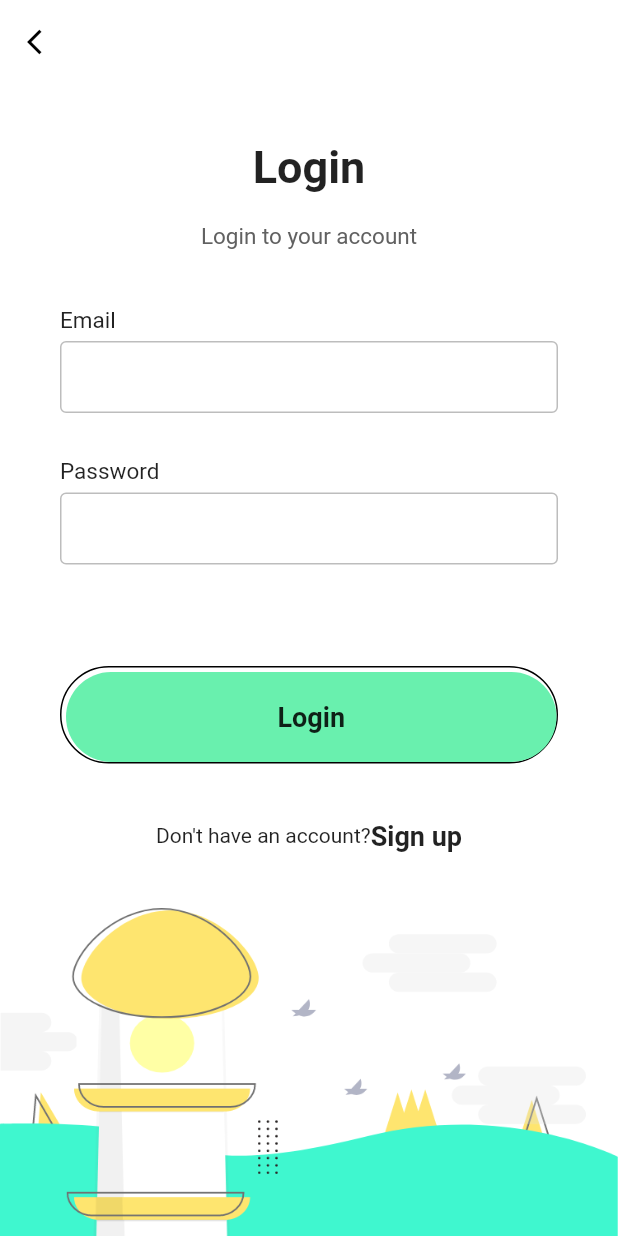
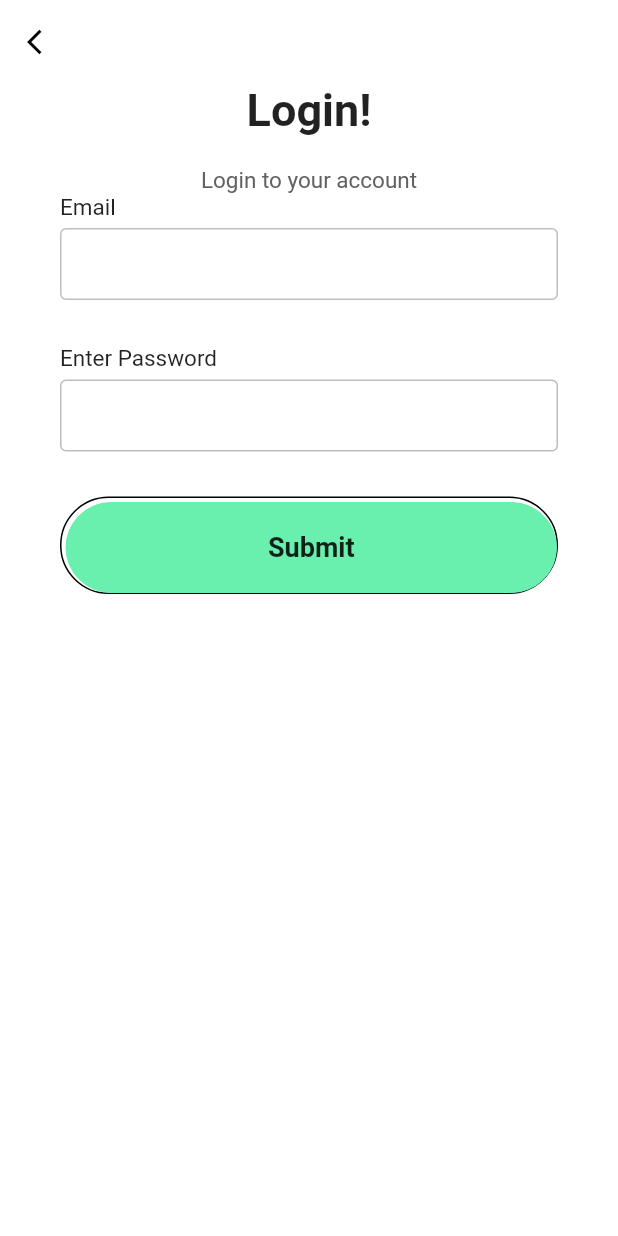
Before and after one commit to ELITA04/Near-Chat, a Flutter app: the LoginPage screen opened directly, on a phone screen of 412 x 824 dp. Run offline on Flutter 3.47's test engine with Material 2 defaults, Android fonts, the phone set to English and light mode, and no system bars; our stand-ins replace cloud_firestore, firebase_auth, firebase_core, simple_animations; missing offline and left inert: nearby_connections; accounts and stored records are empty.

Commit message:
Login and Sign up bugs fixed; UI left

```diff
--- a/lib/main.dart
+++ b/lib/main.dart
@@ -1,7 +1,5 @@
 import 'package:flutter/material.dart';
-import 'package:near_chat/views/home_screen.dart';
-import 'package:near_chat/views/example_nearby.dart';
-import 'package:near_chat/views/welcome_screen.dart';
+import 'package:near_chat/views/main/welcome_screen.dart';
 import 'package:firebase_core/firebase_core.dart';
 
 void main() async {
@@ -21,7 +19,7 @@ class _NearChatState extends State<NearChat> {
   Widget build(BuildContext context) {
     return MaterialApp(
       debugShowCheckedModeBanner: false,
-      home: ChatScreen(),
+      home: WelcomeScreen(),
     );
   }
 }
--- a/lib/views/auth/login.dart
+++ b/lib/views/auth/login.dart
@@ -1,6 +1,8 @@
 import 'package:flutter/material.dart';
 import 'package:near_chat/animations/animations.dart';
 import 'package:near_chat/components/auth/input_field.dart';
+import 'package:near_chat/components/auth/coloured_button.dart';
+import 'package:near_chat/services/auth.service.dart';
 
 class LoginPage extends StatefulWidget {
   @override
@@ -31,15 +33,10 @@ class _LoginPageState extends State<LoginPage> {
           ),
         ),
       ),
-      body: ListView(
-        children: <Widget>[
-          Container(
-            height: MediaQuery.of(context).size.height,
+      body: SingleChildScrollView(
+        child: Container(
+          padding: EdgeInsets.symmetric(horizontal: 40),
           width: double.infinity,
-            child: Column(
-              mainAxisAlignment: MainAxisAlignment.spaceBetween,
-              children: <Widget>[
-                Expanded(
           child: Column(
             mainAxisAlignment: MainAxisAlignment.spaceEvenly,
             children: <Widget>[
@@ -48,11 +45,10 @@ class _LoginPageState extends State<LoginPage> {
                   FadeAnimation(
                       1,
                       Text(
-                              "Login",
+                        "Login!",
                         style: TextStyle(
                             fontSize: 30, fontWeight: FontWeight.bold),
-                            ),
-                          ),
+                      )),
                   SizedBox(
                     height: 20,
                   ),
@@ -60,15 +56,12 @@ class _LoginPageState extends State<LoginPage> {
                     1.2,
                     Text(
                       "Login to your account",
-                              style: TextStyle(
-                                  fontSize: 15, color: Colors.grey[700]),
+                      style: TextStyle(fontSize: 15, color: Colors.grey[700]),
                     ),
                   ),
                 ],
               ),
-                      Padding(
-                        padding: EdgeInsets.symmetric(horizontal: 40),
-                        child: Column(
+              Column(
                 children: <Widget>[
                   FadeAnimation(
                     1.2,
@@ -80,19 +73,16 @@ class _LoginPageState extends State<LoginPage> {
                   FadeAnimation(
                     1.3,
                     InputField(
-                                label: "Password",
+                      label: "Enter Password",
                       obscureText: true,
                       controller: passwordController,
                     ),
                   ),
                 ],
               ),
-                      ),
               FadeAnimation(
-                        1.4,
-                        Padding(
-                          padding: EdgeInsets.symmetric(horizontal: 40),
-                          child: Container(
+                1.5,
+                Container(
                   padding: EdgeInsets.only(top: 3, left: 3),
                   decoration: BoxDecoration(
                     borderRadius: BorderRadius.circular(50),
@@ -103,56 +93,54 @@ class _LoginPageState extends State<LoginPage> {
                       right: BorderSide(color: Colors.black),
                     ),
                   ),
-                            child: MaterialButton(
-                              minWidth: double.infinity,
-                              height: 60,
-                              onPressed: () {},
+                  child: ColouredButton(
+                    text: 'Submit',
                     color: Colors.greenAccent,
-                              elevation: 0,
-                              shape: RoundedRectangleBorder(
-                                borderRadius: BorderRadius.circular(50),
-                              ),
-                              child: Text(
-                                "Login",
-                                style: TextStyle(
-                                    fontWeight: FontWeight.w600, fontSize: 18),
+                    action: () {
+                      login(context);
+                    },
                   ),
                 ),
               ),
-                        ),
-                      ),
-                      FadeAnimation(
-                        1.5,
-                        Row(
-                          mainAxisAlignment: MainAxisAlignment.center,
-                          children: <Widget>[
-                            Text("Don't have an account?"),
-                            Text(
-                              "Sign up",
-                              style: TextStyle(
-                                  fontWeight: FontWeight.w600, fontSize: 18),
+              SizedBox(
+                height: 20,
               ),
             ],
           ),
         ),
-                    ],
       ),
-                ),
-                FadeAnimation(
-                  1.2,
-                  Container(
-                    height: MediaQuery.of(context).size.height / 3,
-                    decoration: BoxDecoration(
-                        image: DecorationImage(
-                            image: AssetImage('assets/images/background.png'),
-                            fit: BoxFit.fill)),
-                  ),
-                ),
-              ],
-            ),
-          ),
+    );
+  }
+
+  void _showAlert(BuildContext context, String title, String text,
+      String buttonText, Function onPressed) {
+    showDialog(
+      context: context,
+      builder: (_) => new AlertDialog(
+        title: new Text(title),
+        content: new Text(text),
+        actions: <Widget>[
+          FlatButton(
+            child: Text(buttonText),
+            onPressed: onPressed,
+          )
         ],
       ),
     );
   }
+
+  void login(BuildContext context) {
+    loginUser(emailController.text, passwordController.text).then(
+      (value) {
+        print(value);
+        if (value is String) {
+          _showAlert(context, "An Error has Occurred!", value, "Try Again", () {
+            Navigator.pop(context);
+          });
+        } else {
+          print('Username: ' + value['username']);
         }
+      },
+    );
+  }
+}
--- a/lib/views/home_screen.dart
+++ b/lib/views/main/home_screen.dart
@@ -1,18 +1,18 @@
 import 'dart:math';
 
 import 'package:flutter/material.dart';
-import 'package:near_chat/components/home_screen.dart/bottom_button.dart';
-import 'package:near_chat/components/home_screen.dart/connection_init_sheet.dart';
-import 'package:near_chat/components/home_screen.dart/discovered_users.dart';
+import 'package:near_chat/components/home_screen/bottom_button.dart';
+import 'package:near_chat/components/home_screen/connection_init_sheet.dart';
+import 'package:near_chat/components/home_screen/discovered_users.dart';
 import 'package:near_chat/views/chat/chat_room.dart';
 import 'package:nearby_connections/nearby_connections.dart';
 
-class ChatScreen extends StatefulWidget {
+class HomeScreen extends StatefulWidget {
   @override
-  _ChatScreenState createState() => _ChatScreenState();
+  _HomeScreenState createState() => _HomeScreenState();
 }
 
-class _ChatScreenState extends State<ChatScreen> {
+class _HomeScreenState extends State<HomeScreen> {
   final _scaffoldKey = GlobalKey<ScaffoldState>();
   final String userName = Random().nextInt(10000).toString();
   final Strategy strategy = Strategy.P2P_STAR;
```
Also changed, not shown: lib/services/auth.service.dart (+36 -7 lines), lib/views/auth/sign_up.dart (+50 -30 lines), lib/views/main/welcome_screen.dart (renamed from lib/views/welcome_screen.dart, +5 -4 lines), lib/components/home_screen/bottom_button.dart (renamed from lib/components/home_screen.dart/bottom_button.dart), lib/components/home_screen/connection_init_sheet.dart (renamed from lib/components/home_screen.dart/connection_init_sheet.dart), lib/components/home_screen/discovered_users.dart (renamed from lib/components/home_screen.dart/discovered_users.dart). Lines whose indentation alone changed are shown as unchanged.
